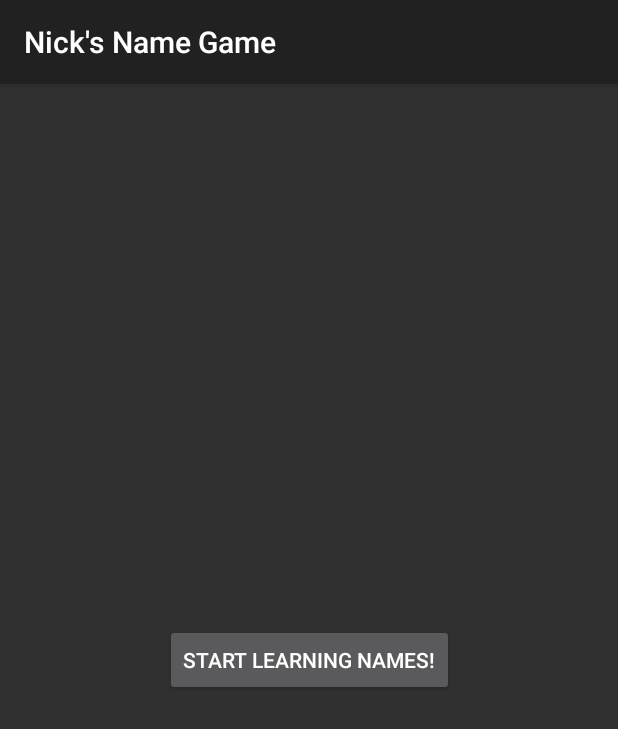
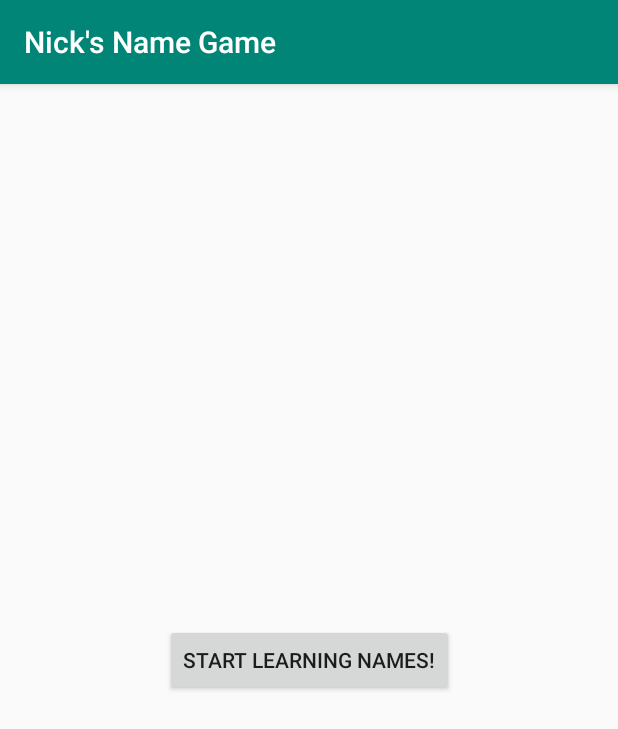
Before and after one commit to kaffn8ed27/NicksNameGame, an Android app: the screen it shows after launch (MainActivity), on a phone screen of 412 x 824 dp. Shown: the top 729 px of the screen. Run offline under Robolectric (Android 15) with nearby library versions, the phone set to English and light mode, and no system bars.

Commit message:
GameTheme inherits AppTheme, deletes action bar

```diff
--- a/app/src/main/AndroidManifest.xml
+++ b/app/src/main/AndroidManifest.xml
@@ -10,11 +10,11 @@
         android:label="@string/app_name"
         android:roundIcon="@mipmap/ic_launcher_round"
         android:supportsRtl="true"
-        android:theme="@style/Theme.AppCompat">
+        android:theme="@style/AppTheme">
         <activity
             android:name=".game.GameActivity"
-            android:label="@string/game_activity_name"
-            android:theme="@style/Theme.AppCompat.NoActionBar"></activity>
+            android:theme="@style/AppTheme.GameTheme"
+            android:label="@string/game_activity_name"></activity>
         <activity
             android:name=".launcher.MainActivity"
             android:label="@string/launcher_label">
--- a/app/src/main/java/android/example/nicksnamegame/game/GameActivity.java
+++ b/app/src/main/java/android/example/nicksnamegame/game/GameActivity.java
@@ -24,8 +24,6 @@ public class GameActivity extends AppCompatActivity {
     private static final String PHOTO_ADAPTER_KEY = "saved_photo_adapter";
     private static final String SHUFFLED_LIST_KEY = "saved_shuffled_list";
     private static final String PEOPLE_SHUFFLER_KEY = "saved_people_shuffler";
-
-    // TODO - add "next group" functionality
 
     /* TODO - tracking: if answered right on the first try, remove coworker from the pool.
      *  If there aren't enough people left in the pool to fill the grid, allow "wrong" answers
--- a/app/src/main/res/values/themes.xml
+++ b/app/src/main/res/values/themes.xml
@@ -11,4 +11,9 @@
         <!--custom theme attributes can also be applied-->
     </style>
 
+    <style name="AppTheme.GameTheme">
+        <item name="windowNoTitle">true</item>
+        <item name="windowActionBar">false</item>
+    </style>
+
 </resources>
```
